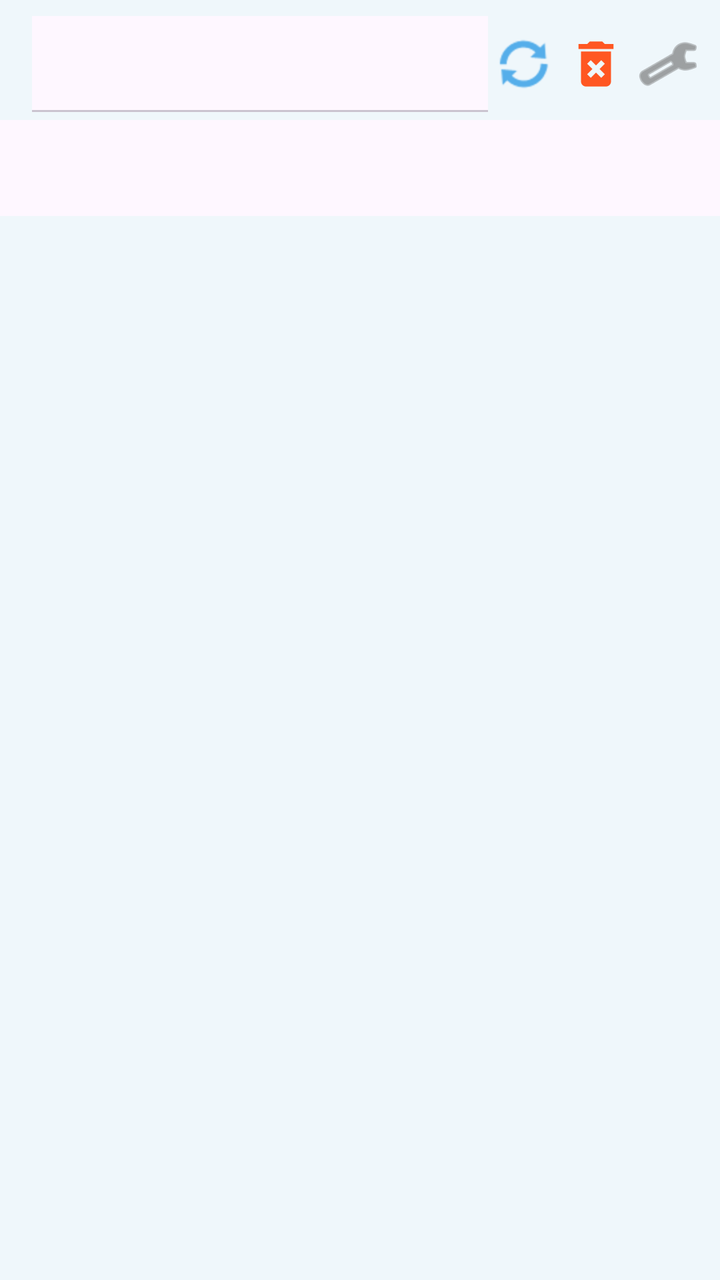
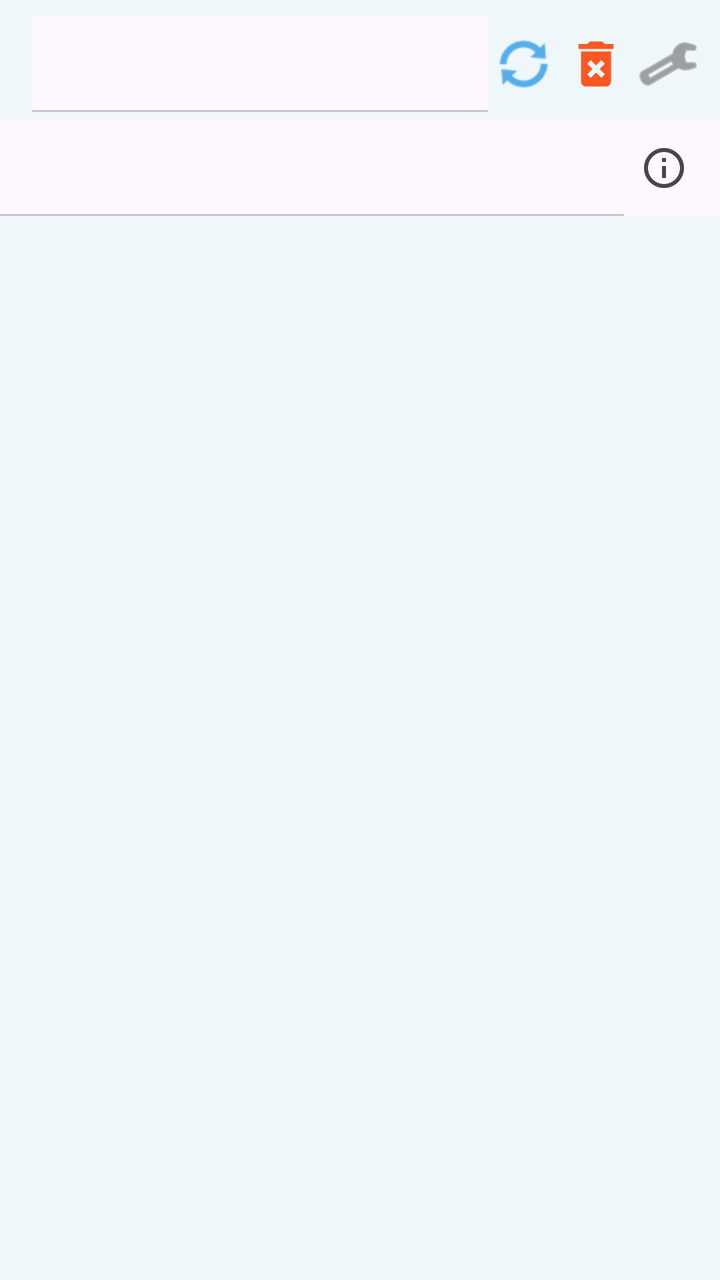

Compare the two renders of this Android layout. The source of the first and the diff that turns it into the second are given below.
<!-- AndroidManifest.xml: application theme Theme.MT -->
<!-- res/layout/fragment_history.xml -->
<?xml version="1.0" encoding="utf-8"?>
<LinearLayout xmlns:android="http://schemas.android.com/apk/res/android"
    xmlns:app="http://schemas.android.com/apk/res-auto"
    android:layout_width="match_parent"
    android:layout_height="match_parent"
    android:background="@color/surface_variant"
    android:orientation="vertical">

    
    <LinearLayout
        android:layout_width="match_parent"
        android:layout_height="wrap_content"
        android:orientation="horizontal"
        android:gravity="center_vertical"
        android:paddingStart="16dp"
        android:paddingEnd="8dp"
        android:paddingTop="8dp"
        android:paddingBottom="4dp">

        <com.google.android.material.tabs.TabLayout
            android:id="@+id/history_tab_layout"
            android:layout_width="0dp"
            android:layout_height="wrap_content"
            android:layout_weight="1"
            app:tabMode="fixed"
            app:tabGravity="start"
            app:tabIndicatorColor="#55AEEA"
            app:tabSelectedTextColor="#333333"
            app:tabTextColor="#888888" />

        <ImageButton
            android:id="@+id/btn_refresh_history"
            android:layout_width="36dp"
            android:layout_height="36dp"
            android:background="?attr/selectableItemBackgroundBorderless"
            android:src="@android:drawable/ic_popup_sync"
            app:tint="@color/primary"
            android:contentDescription="@string/refresh_history" />

        <ImageButton
            android:id="@+id/btn_clear_all_cache"
            android:layout_width="36dp"
            android:layout_height="36dp"
            android:background="?attr/selectableItemBackgroundBorderless"
            android:src="@drawable/bin_clean"
            app:tint="#FF5722"
            android:contentDescription="Clear All Cache" />

        <ImageButton
            android:id="@+id/btn_history_settings"
            android:layout_width="36dp"
            android:layout_height="36dp"
            android:background="?attr/selectableItemBackgroundBorderless"
            android:src="@android:drawable/ic_menu_manage"
            app:tint="@color/text_secondary"
            android:contentDescription="Settings" />
    </LinearLayout>

    
    <com.google.android.material.tabs.TabLayout
        android:id="@+id/viewModeTabLayout"
        android:layout_width="match_parent"
        android:layout_height="wrap_content"
        android:background="?android:colorBackground"
        app:tabMode="fixed"
        app:tabGravity="fill" />

    <LinearLayout
        android:id="@+id/engineSelectorLayout"
        android:layout_width="match_parent"
        android:layout_height="wrap_content"
        android:orientation="horizontal"
        android:gravity="center_vertical"
        android:paddingHorizontal="12dp"
        android:paddingVertical="6dp"
        android:background="@color/surface_secondary"
        android:visibility="gone">

        <TextView
            android:layout_width="wrap_content"
            android:layout_height="wrap_content"
            android:text="@string/history_retranslate_engine_label"
            android:textColor="@color/text_secondary"
            android:textSize="14sp"
            android:layout_marginEnd="8dp" />

        <AutoCompleteTextView
            android:id="@+id/spinnerOcrEngine"
            android:layout_width="0dp"
            android:layout_height="36dp"
            android:layout_weight="1"
            android:inputType="none"
            android:textColor="@color/text_primary"
            android:textSize="14sp"
            android:background="@drawable/custom_radio_button_background"
            android:paddingHorizontal="12dp"
            android:completionThreshold="0" />
    </LinearLayout>

    
    <FrameLayout
        android:layout_width="match_parent"
        android:layout_height="match_parent">

        
        <androidx.recyclerview.widget.RecyclerView
            android:id="@+id/rv_game_history"
            android:layout_width="match_parent"
            android:layout_height="match_parent"
            android:padding="8dp"
            android:clipToPadding="false" />

        
        <androidx.recyclerview.widget.RecyclerView
            android:id="@+id/rv_manga_history"
            android:layout_width="match_parent"
            android:layout_height="match_parent"
            android:padding="8dp"
            android:clipToPadding="false"
            android:visibility="gone" />

        
        <TextView
            android:id="@+id/tv_empty_state"
            android:layout_width="wrap_content"
            android:layout_height="wrap_content"
            android:layout_gravity="center"
            android:text="@string/no_history"
            android:textColor="@color/text_tertiary"
            android:textSize="14sp"
            android:visibility="gone" />
    </FrameLayout>

</LinearLayout>
<!-- resources referenced by this layout -->
<resources>
  <color name="primary">#55AEEA</color>
  <color name="surface_secondary">#F5F5F5</color>
  <color name="surface_variant">#EFF7FB</color>
  <color name="text_primary">#333333</color>
  <color name="text_secondary">#666666</color>
  <color name="text_tertiary">#999999</color>
  <!-- drawable bin_clean (drawable) -->
  <vector android:height="30dp" android:tint="#8EA4CA"
      android:viewportHeight="24" android:viewportWidth="24"
      android:width="30dp" xmlns:android="http://schemas.android.com/apk/res/android">
      <path android:fillColor="@android:color/white" android:pathData="M6,19c0,1.1 0.9,2 2,2h8c1.1,0 2,-0.9 2,-2L18,7L6,7v12zM8.46,11.88l1.41,-1.41L12,12.59l2.12,-2.12 1.41,1.41L13.41,14l2.12,2.12 -1.41,1.41L12,15.41l-2.12,2.12 -1.41,-1.41L10.59,14l-2.13,-2.12zM15.5,4l-1,-1h-5l-1,1L5,4v2h14L19,4z"/>
  </vector>
  <!-- drawable custom_radio_button_background (drawable) -->
  <?xml version="1.0" encoding="utf-8"?>
  <shape xmlns:android="http://schemas.android.com/apk/res/android"
      android:shape="rectangle">
  
      <corners android:radius="16dp" />
      <stroke android:width="3dp" android:color="@android:color/darker_gray" />
      <solid android:color="@color/surface" />
  
  </shape>
  <string name="history_retranslate_engine_label">Re-translate Engine</string>
  <string name="no_history">No history yet</string>
  <string name="refresh_history">Refresh</string>
  <style name="Theme.MT" parent="Base.Theme.MT">
          
          <item name="android:navigationBarColor">@android:color/transparent</item>
          <item name="android:statusBarColor">@android:color/transparent</item>
          <item name="android:windowLightStatusBar">?attr/isLightTheme</item>
      </style>
  <color name="surface">#FFFFFF</color>
  <style name="Base.Theme.MT" parent="Theme.Material3.DayNight.NoActionBar">
          <item name="colorPrimary">@color/primary</item>
          <item name="preferenceTheme">@style/AppPreferenceTheme</item>
          <item name="android:windowBackground">@color/surface</item>
          <item name="android:navigationBarColor">
              @android:color/transparent
          </item>
          <item name="android:enforceNavigationBarContrast">false</item>
          <item name="android:enforceStatusBarContrast">false</item>
      </style>
  <style name="AppPreferenceTheme" parent="@style/PreferenceThemeOverlay">
          <item name="android:preferenceStyle">@style/AppPrefStyle</item>
      </style>
  <style name="AppPrefStyle">
          <item name="android:layout">@layout/preference_item_fit</item>
      </style>
</resources>

<!-- the commit's change to res/layout/fragment_history.xml (unified diff, before → after) -->
@@ -57,13 +57,31 @@
     </LinearLayout>
 
     
-    <com.google.android.material.tabs.TabLayout
-        android:id="@+id/viewModeTabLayout"
+    <LinearLayout
+        android:id="@+id/viewModeBarLayout"
         android:layout_width="match_parent"
         android:layout_height="wrap_content"
-        android:background="?android:colorBackground"
-        app:tabMode="fixed"
-        app:tabGravity="fill" />
+        android:orientation="horizontal"
+        android:gravity="center_vertical"
+        android:background="?android:colorBackground">
+
+        <com.google.android.material.tabs.TabLayout
+            android:id="@+id/viewModeTabLayout"
+            android:layout_width="0dp"
+            android:layout_height="wrap_content"
+            android:layout_weight="1"
+            app:tabMode="fixed"
+            app:tabGravity="fill" />
+
+        <ImageButton
+            android:id="@+id/btnViewModeSortInfo"
+            android:layout_width="40dp"
+            android:layout_height="40dp"
+            android:layout_marginEnd="8dp"
+            android:background="?attr/selectableItemBackgroundBorderless"
+            android:src="@drawable/ic_param_info"
+            android:contentDescription="@string/history_sort_info_title" />
+    </LinearLayout>
 
     <LinearLayout
         android:id="@+id/engineSelectorLayout"
<!-- resource entries referenced after the edit -->
@@ -22,7 +22,20 @@
       <solid android:color="@color/surface" />
   
   </shape>
+  <!-- drawable ic_param_info (drawable) -->
+  <?xml version="1.0" encoding="utf-8"?>
+  <vector xmlns:android="http://schemas.android.com/apk/res/android"
+      android:width="24dp"
+      android:height="24dp"
+      android:viewportWidth="24"
+      android:viewportHeight="24"
+      android:tint="?attr/colorControlNormal">
+      <path
+          android:fillColor="#FF000000"
+          android:pathData="M11,17h2v-6h-2v6zM12,2C6.48,2 2,6.48 2,12s4.48,10 10,10 10,-4.48 10,-10S17.52,2 12,2zM12,20c-4.41,0 -8,-3.59 -8,-8s3.59,-8 8,-8 8,3.59 8,8 -3.59,8 -8,8zM11,9h2L13,7h-2v2z" />
+  </vector>
   <string name="history_retranslate_engine_label">Re-translate Engine</string>
+  <string name="history_sort_info_title">Sort Order</string>
   <string name="no_history">No history yet</string>
   <string name="refresh_history">Refresh</string>
   <style name="Theme.MT" parent="Base.Theme.MT">
